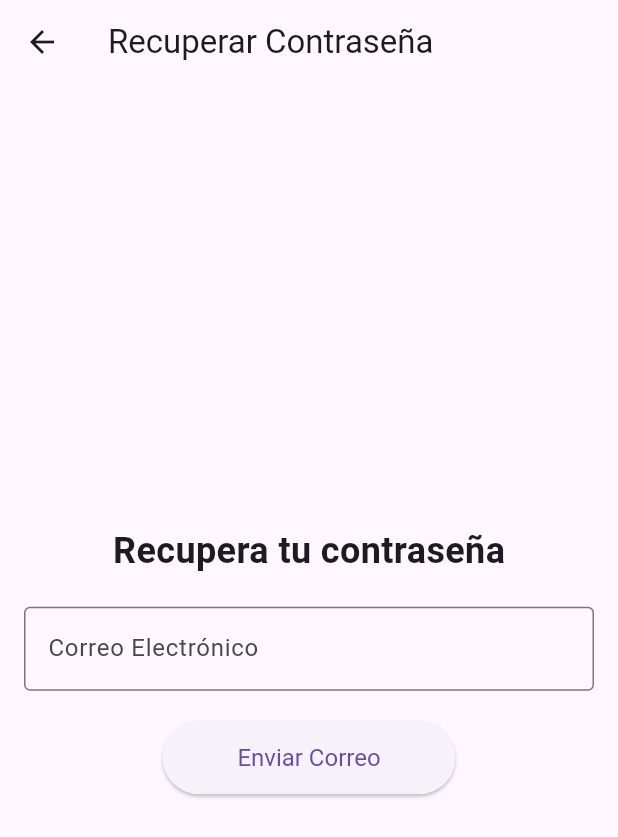
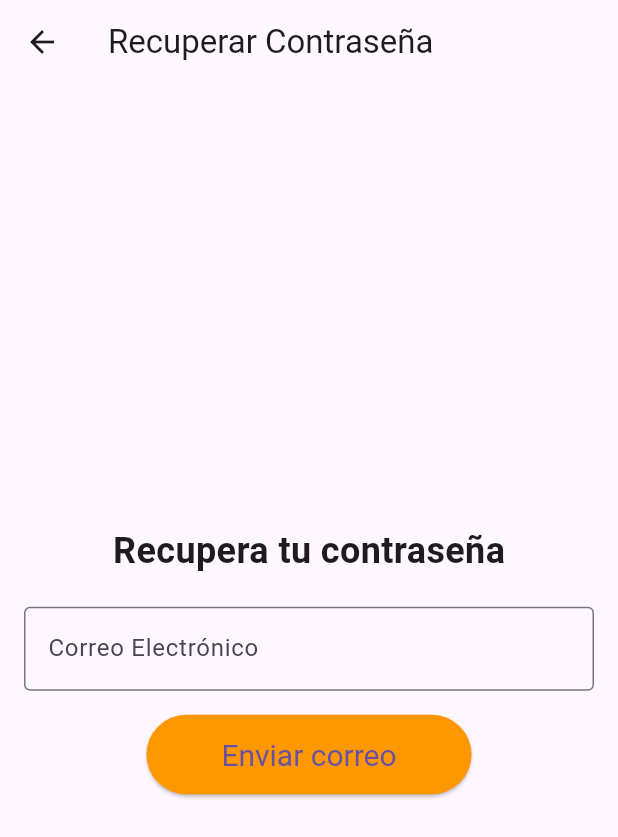
Before and after one commit to Juanjos0911/proyecto2, a Flutter app: the ForgotPasswordPage screen opened directly, on a phone screen of 412 x 824 dp. Shown: the top 837 px of the screen. Run offline on Flutter 3.47's test engine with Material 3 defaults, Android fonts, the phone set to English and light mode, and no system bars.

Commit message:
arregle un error

```diff
--- a/estanco_currambero_app/lib/widgets/recuperacion_contraseña_page.dart
+++ b/estanco_currambero_app/lib/widgets/recuperacion_contraseña_page.dart
@@ -66,16 +66,21 @@ class _ForgotPasswordPageState extends State<ForgotPasswordPage> {
                   return null;
                 },
               ),
-              SizedBox(height: 20),
-              ElevatedButton(
-                onPressed: _sendPasswordResetEmail,
-                child: Text('Enviar Correo'),
-                style: ElevatedButton.styleFrom(
-                  iconColor: Colors.orange,
-                  padding: EdgeInsets.symmetric(horizontal: 50, vertical: 15),
-                  textStyle: TextStyle(fontSize: 16),
-                ),
-              ),
+              SizedBox(height: 16),
+                    ElevatedButton(
+                      onPressed: () {
+                        Navigator.push(
+                          context,
+                          MaterialPageRoute(builder: (context) => LoginPage()),
+                        );
+                      },
+                      child: Text('Enviar correo'),
+                      style: ElevatedButton.styleFrom(
+                        backgroundColor: Colors.orange,
+                        padding: EdgeInsets.symmetric(horizontal: 50, vertical: 15),
+                        textStyle: TextStyle(fontSize: 20),
+                      ),
+                    ),
             ],
           ),
         ),
```
